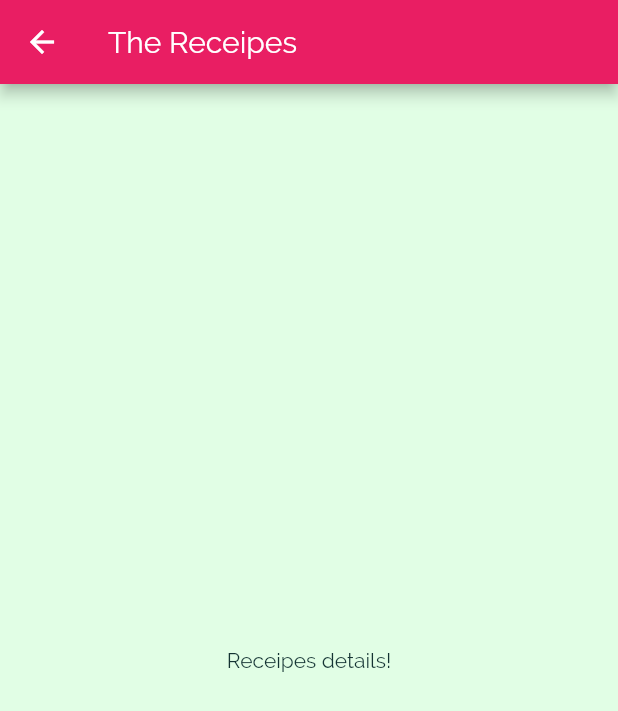
After one commit to ZoraizEjaz/FlutterMealApp, a Flutter app: the screen it shows after launch, after a tap on "Italian", on a phone screen of 412 x 824 dp. The commit adds this screen. Shown: the top 711 px of the screen. Run offline on Flutter 3.47's test engine with Material 2 defaults, Android fonts, the phone set to English and light mode, and no system bars.

Commit message:
Navigation to a new page added

```diff
--- a/lib/category_item.dart
+++ b/lib/category_item.dart
@@ -1,4 +1,5 @@
 import 'package:flutter/material.dart';
+import './category_meals_screen.dart';
 
 class CategoryItem extends StatelessWidget {
   final String title;
@@ -6,9 +7,23 @@ class CategoryItem extends StatelessWidget {
 
   CategoryItem(this.title, this.color);
 
+  void SelectCategory(BuildContext ctx) {
+    Navigator.of(ctx).push(
+      MaterialPageRoute(
+        builder: (_) {
+          return CategoryMealsScreen();
+        },
+      ),
+    );
+  }
+
   @override
   Widget build(BuildContext context) {
-    return Container(
+    return InkWell(
+      onTap: () => SelectCategory(context),
+      splashColor: Theme.of(context).primaryColor,
+      borderRadius: BorderRadius.circular(15),
+      child: Container(
         padding: const EdgeInsets.all(5),
         child: Text(
           title,
@@ -23,7 +38,8 @@ class CategoryItem extends StatelessWidget {
             begin: Alignment.topLeft,
             end: Alignment.bottomRight,
           ),
-        borderRadius: BorderRadius.circular(10),
+          borderRadius: BorderRadius.circular(15),
+        ),
       ),
     );
   }
--- /dev/null
+++ b/lib/category_meals_screen.dart
@@ -0,0 +1,15 @@
+import 'package:flutter/material.dart';
+
+class CategoryMealsScreen extends StatelessWidget {
+  @override
+  Widget build(BuildContext context) {
+    return Scaffold(
+      appBar: AppBar(
+        title: Text('The Receipes'),
+      ),
+      body: Center(
+        child: Text('Receipes details!'),
+      ),
+    );
+  }
+}
```
Lines whose indentation alone changed are shown as unchanged.
